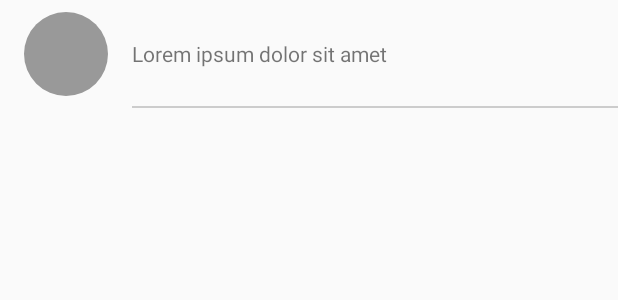
After one commit to SeniorZhai/MaterialDemo, an Android app: the layout item_comment.xml on its own in the app's theme, with its tools: preview values and no code run, on a phone screen of 412 x 824 dp. The commit adds this screen. Shown: the top 300 px of the screen. Run offline under Robolectric (Android 15) with nearby library versions, the phone set to English and light mode, and no system bars.

Commit message:
简单的CommentActivity

```diff
--- a/app/src/main/AndroidManifest.xml
+++ b/app/src/main/AndroidManifest.xml
@@ -16,6 +16,9 @@
                 <category android:name="android.intent.category.LAUNCHER" />
             </intent-filter>
         </activity>
+        <activity
+            android:name=".CommentsActivity"
+            android:theme="@style/AppTheme.CommentsActivity" />
     </application>
 
 </manifest>
--- /dev/null
+++ b/app/src/main/res/drawable/bg_comment_avatar.xml
@@ -0,0 +1,6 @@
+<?xml version="1.0" encoding="utf-8"?>
+<!--drawable/bg_comment_avar.xml-->
+<shape xmlns:android="http://schemas.android.com/apk/res/android"
+    android:shape="oval">
+    <solid android:color="#999999" />
+</shape>
--- /dev/null
+++ b/app/src/main/res/layout/item_comment.xml
@@ -0,0 +1,38 @@
+<?xml version="1.0" encoding="utf-8"?>
+<FrameLayout xmlns:android="http://schemas.android.com/apk/res/android"
+    android:layout_width="match_parent"
+    android:layout_height="wrap_content">
+
+    <LinearLayout
+        android:layout_width="match_parent"
+        android:layout_height="wrap_content"
+        android:orientation="horizontal"
+        android:paddingBottom="8dp"
+        android:paddingTop="8dp">
+
+        <ImageView
+            android:id="@+id/ivUserAvatar"
+            android:layout_width="@dimen/comment_avatar_size"
+            android:layout_height="@dimen/comment_avatar_size"
+            android:layout_marginLeft="16dp"
+            android:layout_marginRight="16dp"
+            android:background="@drawable/bg_comment_avatar" />
+
+        <TextView
+            android:id="@+id/tvComment"
+            android:layout_width="0dp"
+            android:layout_height="wrap_content"
+            android:layout_gravity="center_vertical"
+            android:layout_marginRight="16dp"
+            android:layout_weight="1"
+            android:text="Lorem ipsum dolor sit amet" />
+    </LinearLayout>
+
+    <View
+        android:layout_width="match_parent"
+        android:layout_height="1dp"
+        android:layout_gravity="bottom"
+        android:layout_marginLeft="88dp"
+        android:background="#cccccc" />
+
+</FrameLayout>
--- /dev/null
+++ b/app/src/main/res/values-w820dp/dimens.xml
@@ -0,0 +1,6 @@
+<resources>
+    <!-- Example customization of dimensions originally defined in res/values/dimens.xml
+         (such as screen margins) for screens with more than 820dp of available width. This
+         would include 7" and 10" devices in landscape (~960dp and ~1280dp respectively). -->
+    <dimen name="activity_horizontal_margin">64dp</dimen>
+</resources>
--- a/app/src/main/res/values/colors.xml
+++ b/app/src/main/res/values/colors.xml
@@ -8,4 +8,8 @@
     <color name="fab_color_pressed">#007787</color>
     <color name="fab_color_shadow">#44000000</color>
 
+    <color name="btn_send_normal">#02c754</color>
+    <color name="btn_send_pressed">#006633</color>
+
+    <color name="bg_comments">#ffffff</color>
 </resources>
--- a/app/src/main/res/values/dimens.xml
+++ b/app/src/main/res/values/dimens.xml
@@ -2,4 +2,5 @@
     <dimen name="btn_fab_size">56dp</dimen>
     <dimen name="btn_fab_margins">16dp</dimen>
     <dimen name="default_elevation">8dp</dimen>
+    <dimen name="comment_avatar_size">56dp</dimen>
 </resources>
--- a/app/src/main/res/values/strings.xml
+++ b/app/src/main/res/values/strings.xml
@@ -5,4 +5,6 @@
     <string name="navigation_drawer_close">Close navigation drawer</string>
 
     <string name="action_settings">Settings</string>
+    <string name="title_activity_comments">CommentsActivity</string>
+
 </resources>
--- a/app/src/main/res/values/styles.xml
+++ b/app/src/main/res/values/styles.xml
@@ -12,4 +12,9 @@
         <item name="color">@android:color/white</item>
     </style>
 
+    <style name="AppTheme.CommentsActivity" parent="AppTheme">
+        <item name="android:windowBackground">@android:color/transparent</item>
+        <item name="android:windowIsTranslucent">true</item>
+    </style>
+
 </resources>
```
Also changed, not shown: app/src/main/java/io/github/seniorzhai/materialdemo/CommentsActivity.java (added, +67 -0 lines), app/src/main/java/io/github/seniorzhai/materialdemo/FeedAdapter.java (+30 -1 lines), app/src/main/java/io/github/seniorzhai/materialdemo/MainActivity.java (+12 -1 lines), app/src/main/res/drawable-v21/btn_send_comment.xml (added, +10 -0 lines), app/src/main/res/drawable-v21/shadow_top.xml (added, +7 -0 lines), app/src/main/res/drawable/btn_send_comment.xml (added, +28 -0 lines), app/src/main/res/drawable/shadow_top.xml (added, +10 -0 lines), app/src/main/res/layout/activity_comments.xml (added, +65 -0 lines), app/src/main/res/menu/menu_comments.xml (added, +7 -0 lines).
